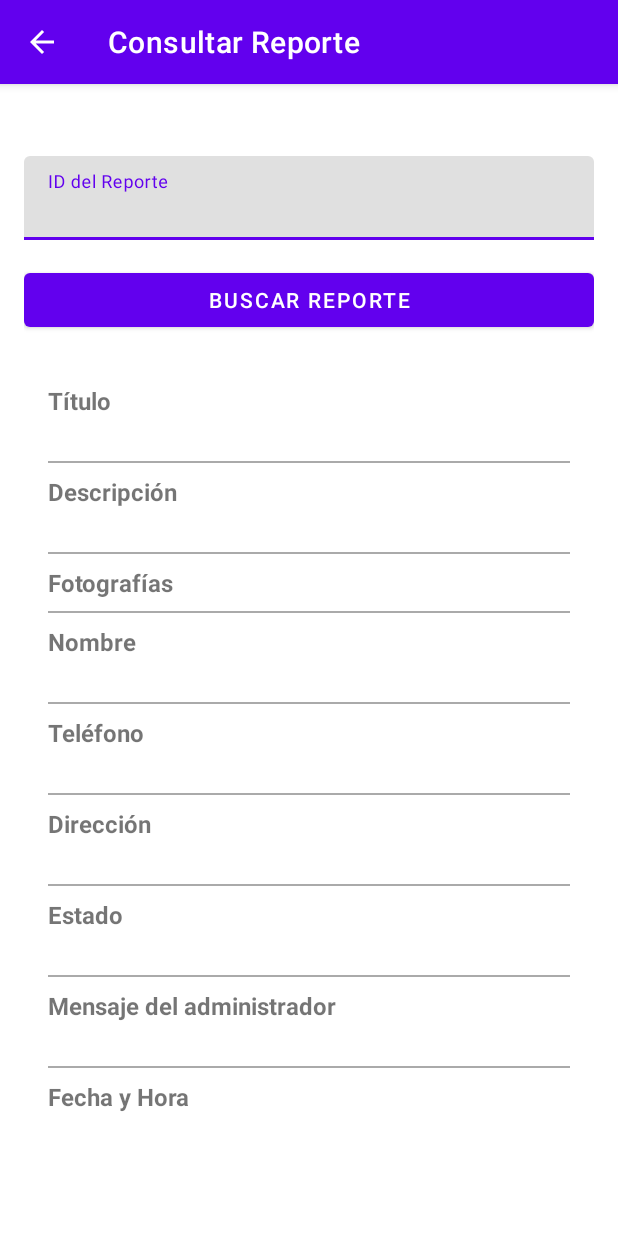
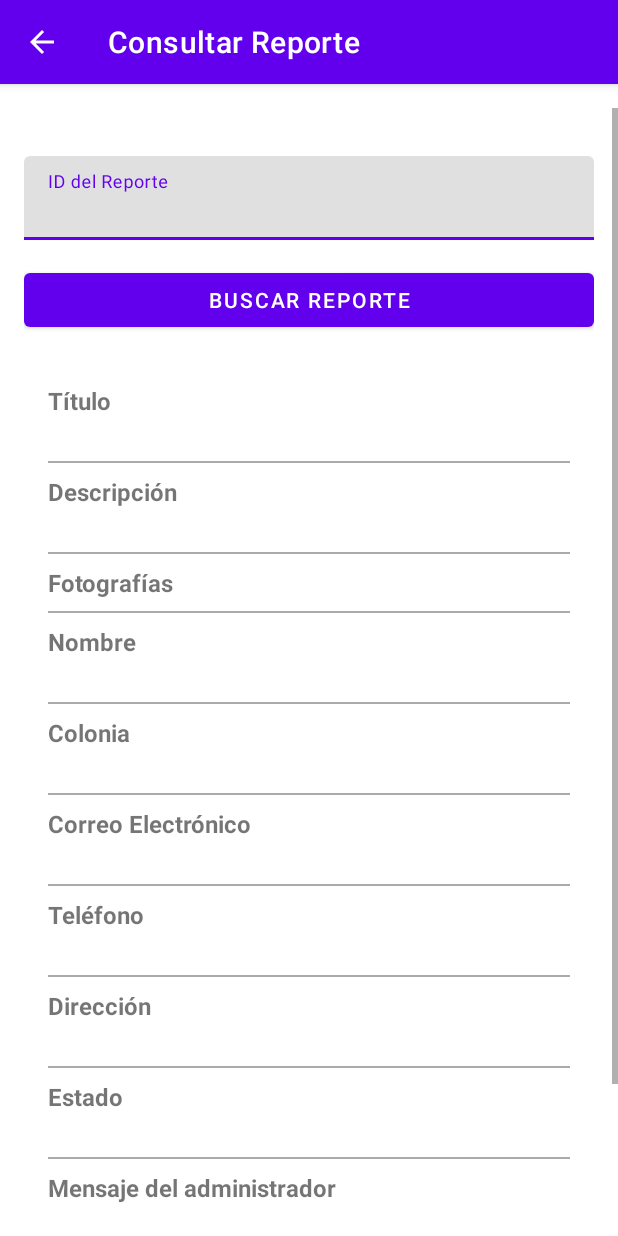
Before and after one commit to MrFr4nkTv/AppReporteCiudadano, an Android app: the ConsultarReporteActivity screen opened directly, with no data from a screen before it, on a phone screen of 412 x 824 dp. Run offline under Robolectric (Android 15) with nearby library versions, the light colour scheme and no system bars.

Commit message:
Actualización de ConsultarReporteActivity para mostrar correctamente todos los campos del reporte

```diff
--- a/app/src/main/res/layout/activity_consultar_reporte.xml
+++ b/app/src/main/res/layout/activity_consultar_reporte.xml
@@ -110,6 +110,38 @@
                 android:layout_marginBottom="8dp"/>
             <View android:layout_width="match_parent" android:layout_height="1dp" android:background="@android:color/darker_gray" android:layout_marginBottom="8dp"/>
 
+            <!-- Colonia (NUEVO) -->
+            <TextView
+                android:layout_width="match_parent"
+                android:layout_height="wrap_content"
+                android:text="Colonia"
+                android:textStyle="bold"
+                android:textSize="16sp"/>
+            <TextView
+                android:id="@+id/tvColonia"
+                android:layout_width="match_parent"
+                android:layout_height="wrap_content"
+                android:textSize="15sp"
+                android:textColor="?android:attr/textColorPrimary"
+                android:layout_marginBottom="8dp"/>
+            <View android:layout_width="match_parent" android:layout_height="1dp" android:background="@android:color/darker_gray" android:layout_marginBottom="8dp"/>
+
+            <!-- Correo (NUEVO) -->
+            <TextView
+                android:layout_width="match_parent"
+                android:layout_height="wrap_content"
+                android:text="Correo Electrónico"
+                android:textStyle="bold"
+                android:textSize="16sp"/>
+            <TextView
+                android:id="@+id/tvCorreo"
+                android:layout_width="match_parent"
+                android:layout_height="wrap_content"
+                android:textSize="15sp"
+                android:textColor="?android:attr/textColorPrimary"
+                android:layout_marginBottom="8dp"/>
+            <View android:layout_width="match_parent" android:layout_height="1dp" android:background="@android:color/darker_gray" android:layout_marginBottom="8dp"/>
+
             <!-- Teléfono -->
             <TextView
                 android:layout_width="match_parent"
```
Also changed, not shown: app/src/main/java/com/example/reporteciudad/ConsultarReporteActivity.java (+26 -13 lines).
